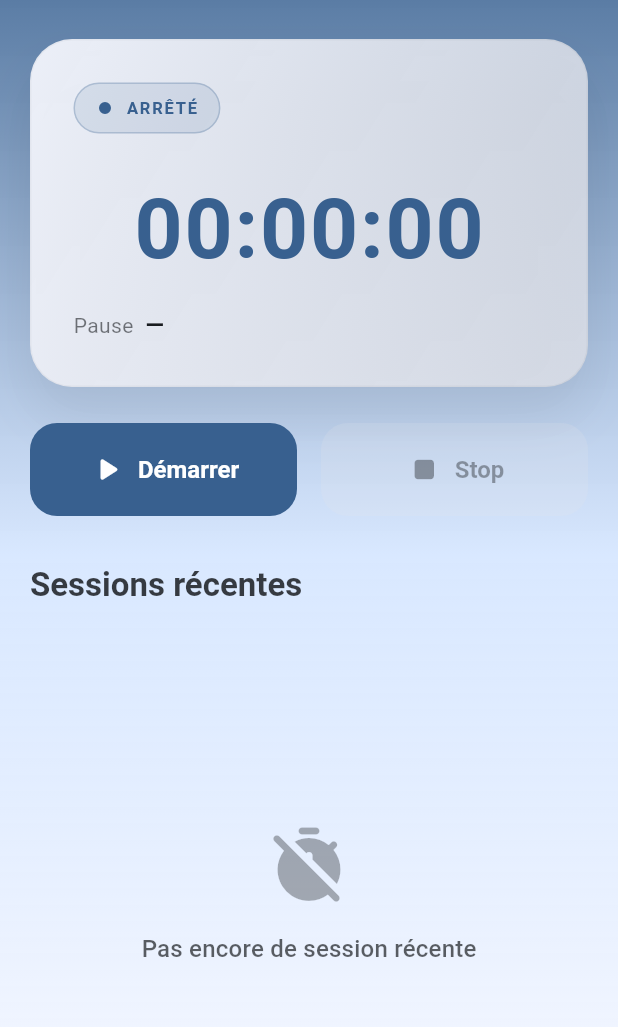
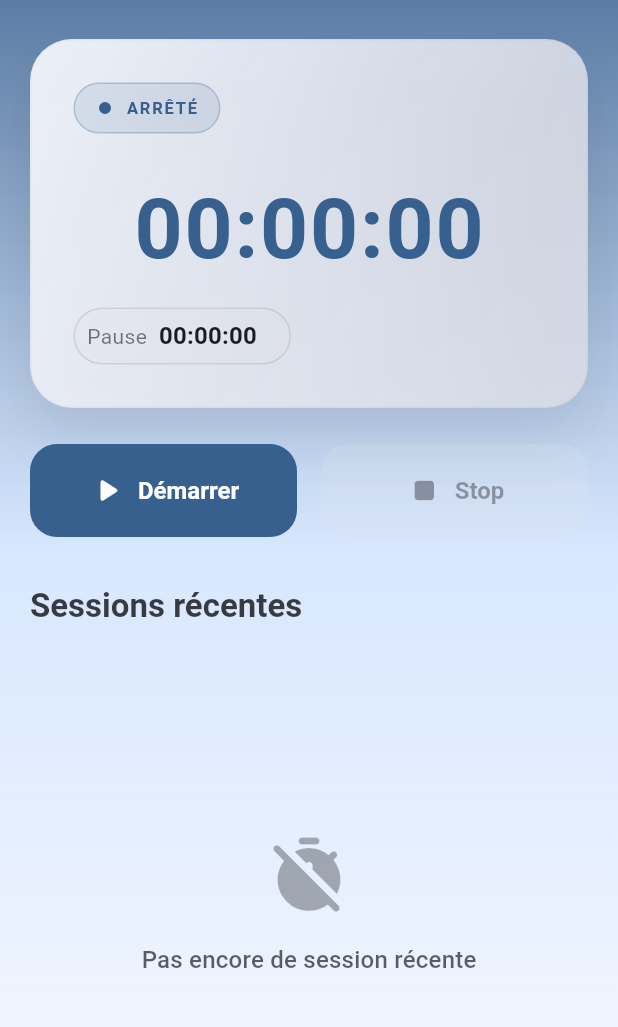
Before and after one commit to frederic-schwartz/timer, a Flutter app: the screen it shows after launch, on a phone screen of 412 x 824 dp, the part 63-1090 px from its top. Run offline on Flutter 3.47's test engine with Material 3 defaults, Android fonts, the phone set to English and light mode, and no system bars; our stand-ins replace package_info_plus, shared_preferences, sqflite; accounts and stored records are empty.

```diff
--- a/lib/src/data/datasources/timer_local_data_source.dart
+++ b/lib/src/data/datasources/timer_local_data_source.dart
@@ -112,7 +112,7 @@ class TimerLocalDataSource {
   void _startTimer() {
     _timer?.cancel();
     _timer = Timer.periodic(const Duration(milliseconds: 100), (_) {
-      if (_currentSession != null && _currentSession!.isRunning) {
+      if (_currentSession != null && (_currentSession!.isRunning || _currentSession!.isPaused)) {
         _durationController.add(currentDuration);
       }
     });
--- a/lib/src/presentation/screens/home_screen.dart
+++ b/lib/src/presentation/screens/home_screen.dart
@@ -164,9 +164,7 @@ class _HomeScreenState extends State<HomeScreen> {
   Widget _buildTimerHero(BuildContext context, TimerState state) {
     final theme = Theme.of(context);
     final accent = _stateColor(state, theme);
-    final pauseLabel = _controller.totalPauseRealTime.inSeconds > 0
-        ? _formatDuration(_controller.totalPauseRealTime)
-        : '—';
+    final pauseLabel = _formatDuration(_controller.totalPauseRealTime);
 
     return Container(
       width: double.infinity,
@@ -213,6 +211,19 @@ class _HomeScreenState extends State<HomeScreen> {
           const SizedBox(height: 12),
           Row(
             children: [
+              Container(
+                width: 145,
+                padding: const EdgeInsets.symmetric(horizontal: 8, vertical: 6),
+                decoration: BoxDecoration(
+                  color: theme.colorScheme.surfaceContainerHighest.withValues(alpha: 0.3),
+                  borderRadius: BorderRadius.circular(20),
+                  border: Border.all(
+                    color: theme.colorScheme.outline.withValues(alpha: 0.2),
+                    width: 1,
+                  ),
+                ),
+                child: Row(
+                  children: [
                     Text(
                       'Pause',
                       style: theme.textTheme.bodyMedium?.copyWith(
@@ -224,15 +235,33 @@ class _HomeScreenState extends State<HomeScreen> {
                       pauseLabel,
                       style: theme.textTheme.titleMedium?.copyWith(
                         fontWeight: FontWeight.w600,
+                        fontFeatures: const [FontFeature.tabularFigures()],
                       ),
                     ),
-              if (state == TimerState.paused) ...[
+                  ],
+                ),
+              ),
+              if (state == TimerState.paused && _controller.totalPauseRealTime > _controller.currentPauseDuration) ...[
                 const SizedBox(width: 8),
-                Text(
-                  '(+${_formatDuration(_controller.currentPauseDuration)})',
+                Container(
+                  width: 100,
+                  padding: const EdgeInsets.symmetric(horizontal: 6, vertical: 6),
+                  decoration: BoxDecoration(
+                    color: theme.colorScheme.secondary.withValues(alpha: 0.1),
+                    borderRadius: BorderRadius.circular(20),
+                    border: Border.all(
+                      color: theme.colorScheme.secondary.withValues(alpha: 0.3),
+                      width: 1,
+                    ),
+                  ),
+                  child: Text(
+                    '+${_formatDuration(_controller.currentPauseDuration)}',
+                    textAlign: TextAlign.center,
                     style: theme.textTheme.titleMedium?.copyWith(
                       color: theme.colorScheme.secondary,
                       fontWeight: FontWeight.w600,
+                      fontFeatures: const [FontFeature.tabularFigures()],
+                    ),
                   ),
                 ),
               ],
```
Lines whose indentation alone changed are shown as unchanged.
